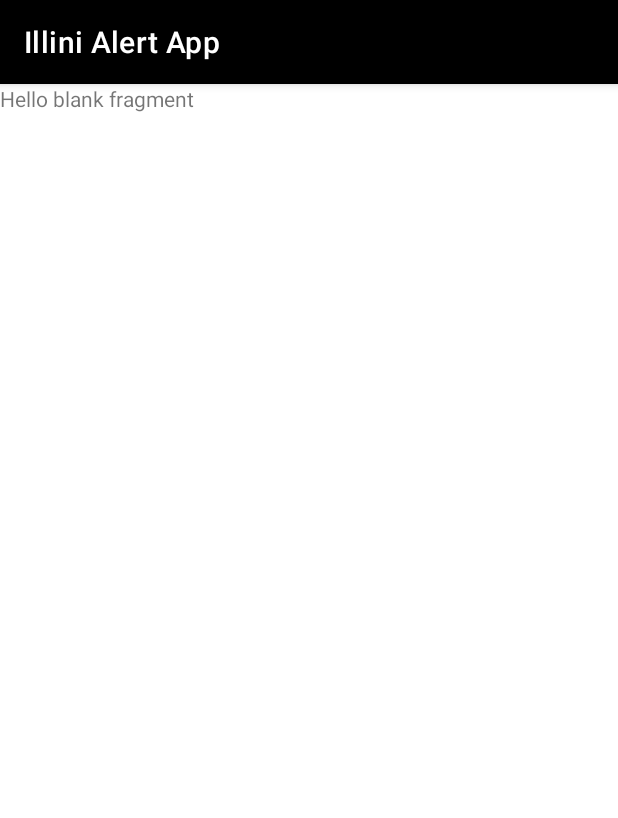
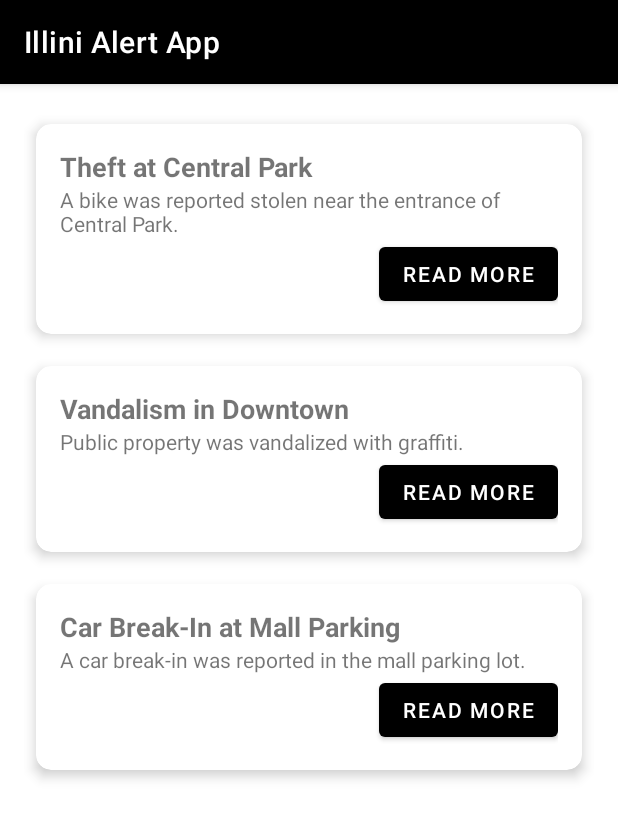
Before and after one commit to elliechang144/cs465-project, an Android app: the fragment DataFragment shown on its own in the app's theme, on a phone screen of 412 x 824 dp. Shown: the top 818 px of the screen. Run offline under Robolectric (Android 15) with nearby library versions, the phone set to English and light mode, and no system bars.

Commit message:
added ab's changes

```diff
--- a/app/build.gradle.kts
+++ b/app/build.gradle.kts
@@ -36,4 +36,9 @@ dependencies {
     testImplementation("junit:junit:4.13.2")
     androidTestImplementation("androidx.test.ext:junit:1.1.5")
     androidTestImplementation("androidx.test.espresso:espresso-core:3.5.1")
+
+    implementation("com.google.android.gms:play-services-maps:18.2.0")
+    implementation("com.squareup.retrofit2:retrofit:2.9.0")
+    implementation("com.squareup.retrofit2:converter-gson:2.9.0")
+    implementation("com.google.code.gson:gson:2.8.6")
 }
--- a/app/src/main/AndroidManifest.xml
+++ b/app/src/main/AndroidManifest.xml
@@ -5,6 +5,7 @@
     <uses-feature
         android:name="android.hardware.telephony"
         android:required="false" />
+    <uses-permission android:name="android.permission.INTERNET" />
     <uses-permission android:name="android.permission.CALL_PHONE" />
 
     <application
@@ -26,6 +27,9 @@
                 <category android:name="android.intent.category.LAUNCHER" />
             </intent-filter>
         </activity>
+        <meta-data
+            android:name="com.google.android.geo.API_KEY"
+            android:value="AIzaSyBQGVifqCkhUcrU9Tcp3An_kKg8FjJJENM"/>
     </application>
 
 </manifest>
--- a/app/src/main/java/com/example/illinialertapp/DataFragment.java
+++ b/app/src/main/java/com/example/illinialertapp/DataFragment.java
@@ -1,64 +1,49 @@
 package com.example.illinialertapp;
 
 import android.os.Bundle;
-
-import androidx.fragment.app.Fragment;
-
 import android.view.LayoutInflater;
 import android.view.View;
 import android.view.ViewGroup;
+import android.widget.Toast;
+import androidx.annotation.NonNull;
+import androidx.annotation.Nullable;
+import androidx.fragment.app.Fragment;
+import androidx.recyclerview.widget.LinearLayoutManager;
+import androidx.recyclerview.widget.RecyclerView;
+import java.util.List;
 
-/**
- * A simple {@link Fragment} subclass.
- * Use the {@link DataFragment#newInstance} factory method to
- * create an instance of this fragment.
- */
 public class DataFragment extends Fragment {
 
-    // TODO: Rename parameter arguments, choose names that match
-    // the fragment initialization parameters, e.g. ARG_ITEM_NUMBER
-    private static final String ARG_PARAM1 = "param1";
-    private static final String ARG_PARAM2 = "param2";
-
-    // TODO: Rename and change types of parameters
-    private String mParam1;
-    private String mParam2;
-
-    public DataFragment() {
-        // Required empty public constructor
-    }
-
-    /**
-     * Use this factory method to create a new instance of
-     * this fragment using the provided parameters.
-     *
-     * @param param1 Parameter 1.
-     * @param param2 Parameter 2.
-     * @return A new instance of fragment DataFragment.
-     */
-    // TODO: Rename and change types and number of parameters
-    public static DataFragment newInstance(String param1, String param2) {
-        DataFragment fragment = new DataFragment();
-        Bundle args = new Bundle();
-        args.putString(ARG_PARAM1, param1);
-        args.putString(ARG_PARAM2, param2);
-        fragment.setArguments(args);
-        return fragment;
-    }
+    private RecyclerView recyclerView;
+    private IncidentsAdapter adapter;
 
     @Override
-    public void onCreate(Bundle savedInstanceState) {
-        super.onCreate(savedInstanceState);
-        if (getArguments() != null) {
-            mParam1 = getArguments().getString(ARG_PARAM1);
-            mParam2 = getArguments().getString(ARG_PARAM2);
-        }
-    }
+    public View onCreateView(LayoutInflater inflater, ViewGroup container, Bundle savedInstanceState) {
+        View view = inflater.inflate(R.layout.manager, container, false);
 
-    @Override
-    public View onCreateView(LayoutInflater inflater, ViewGroup container,
-                             Bundle savedInstanceState) {
-        // Inflate the layout for this fragment
-        return inflater.inflate(R.layout.fragment_data, container, false);
+        // Initialize RecyclerView
+        recyclerView = view.findViewById(R.id.recyclerView);
+        recyclerView.setLayoutManager(new LinearLayoutManager(getActivity()));
+
+        // Get the list of hardcoded incidents
+        List<Incident> incidents = DataManager.getHardcodedIncidents();
+
+        // Initialize the adapter with the incidents list
+        adapter = new IncidentsAdapter(incidents);
+
+        // Set the click listener for the adapter
+        adapter.setOnItemClickListener(new IncidentsAdapter.OnItemClickListener() {
+            @Override
+            public void onReadMoreClick(Incident incident) {
+                // Handle the "Read More" button click
+                // For example, display a Toast or open a new activity with incident details
+                Toast.makeText(getActivity(), "Read More about: " + incident.getTitle(), Toast.LENGTH_SHORT).show();
+            }
+        });
+
+        // Set the adapter on the RecyclerView
+        recyclerView.setAdapter(adapter);
+
+        return view;
     }
 }
--- /dev/null
+++ b/app/src/main/java/com/example/illinialertapp/DataManager.java
@@ -0,0 +1,19 @@
+package com.example.illinialertapp;
+
+import java.util.ArrayList;
+import java.util.List;
+
+public class DataManager {
+
+    public static List<Incident> getHardcodedIncidents() {
+        List<Incident> incidents = new ArrayList<>();
+
+        // Add some hardcoded incidents
+        incidents.add(new Incident("1", "Theft at Central Park", "A bike was reported stolen near the entrance of Central Park.", 40.785091, -73.968285, "2023-03-15"));
+        incidents.add(new Incident("2", "Vandalism in Downtown", "Public property was vandalized with graffiti.", 34.052235, -118.243683, "2023-03-16"));
+        incidents.add(new Incident("3", "Car Break-In at Mall Parking", "A car break-in was reported in the mall parking lot.", 37.774929, -122.419416, "2023-03-17"));
+        // More incidents can be added here
+
+        return incidents;
+    }
+}
--- /dev/null
+++ b/app/src/main/java/com/example/illinialertapp/Incident.java
@@ -0,0 +1,70 @@
+package com.example.illinialertapp;
+
+public class Incident {
+    private String id;
+    private String title;
+    private String description;
+    private double latitude;
+    private double longitude;
+    private String date; // You can use more specific date types if needed
+
+    // Constructor
+    public Incident(String id, String title, String description, double latitude, double longitude, String date) {
+        this.id = id;
+        this.title = title;
+        this.description = description;
+        this.latitude = latitude;
+        this.longitude = longitude;
+        this.date = date;
+    }
+
+    // Getters
+    public String getId() {
+        return id;
+    }
+
+    public String getTitle() {
+        return title;
+    }
+
+    public String getDescription() {
+        return description;
+    }
+
+    public double getLatitude() {
+        return latitude;
+    }
+
+    public double getLongitude() {
+        return longitude;
+    }
+
+    public String getDate() {
+        return date;
+    }
+
+    // Setters
+    public void setId(String id) {
+        this.id = id;
+    }
+
+    public void setTitle(String title) {
+        this.title = title;
+    }
+
+    public void setDescription(String description) {
+        this.description = description;
+    }
+
+    public void setLatitude(double latitude) {
+        this.latitude = latitude;
+    }
+
+    public void setLongitude(double longitude) {
+        this.longitude = longitude;
+    }
+
+    public void setDate(String date) {
+        this.date = date;
+    }
+}
--- /dev/null
+++ b/app/src/main/java/com/example/illinialertapp/IncidentsAdapter.java
@@ -0,0 +1,75 @@
+package com.example.illinialertapp;
+
+import android.view.LayoutInflater;
+import android.view.View;
+import android.view.ViewGroup;
+import android.widget.Button;
+import android.widget.TextView;
+import androidx.annotation.NonNull;
+import androidx.recyclerview.widget.RecyclerView;
+import java.util.List;
+
+public class IncidentsAdapter extends RecyclerView.Adapter<IncidentsAdapter.ViewHolder> {
+
+    private List<Incident> incidentList;
+    private OnItemClickListener listener;
+
+    // Constructor
+    public IncidentsAdapter(List<Incident> incidentList) {
+        this.incidentList = incidentList;
+    }
+
+    // Interface for click listener
+    public interface OnItemClickListener {
+        void onReadMoreClick(Incident incident);
+    }
+
+    // Method to set the listener
+    public void setOnItemClickListener(OnItemClickListener listener) {
+        this.listener = listener;
+    }
+
+    @NonNull
+    @Override
+    public ViewHolder onCreateViewHolder(@NonNull ViewGroup parent, int viewType) {
+        View view = LayoutInflater.from(parent.getContext()).inflate(R.layout.fragment_data, parent, false);
+        return new ViewHolder(view);
+    }
+
+    @Override
+    public void onBindViewHolder(@NonNull ViewHolder holder, int position) {
+        Incident incident = incidentList.get(position);
+        holder.titleTextView.setText(incident.getTitle());
+        holder.descriptionTextView.setText(incident.getDescription());
+    }
+
+    @Override
+    public int getItemCount() {
+        return incidentList.size();
+    }
+
+    // ViewHolder class
+    public class ViewHolder extends RecyclerView.ViewHolder {
+        TextView titleTextView;
+        TextView descriptionTextView;
+        Button readMoreButton;
+
+        public ViewHolder(View itemView) {
+            super(itemView);
+            titleTextView = itemView.findViewById(R.id.textViewTitle);
+            descriptionTextView = itemView.findViewById(R.id.textViewDescription);
+            readMoreButton = itemView.findViewById(R.id.readMoreButton);
+
+            // Set the click listener for the "Read More" button
+            readMoreButton.setOnClickListener(new View.OnClickListener() {
+                @Override
+                public void onClick(View v) {
+                    int position = getAdapterPosition();
+                    if (position != RecyclerView.NO_POSITION && listener != null) {
+                        listener.onReadMoreClick(incidentList.get(position));
+                    }
+                }
+            });
+        }
+    }
+}
--- a/app/src/main/java/com/example/illinialertapp/MainActivity.java
+++ b/app/src/main/java/com/example/illinialertapp/MainActivity.java
@@ -30,7 +30,7 @@ public class MainActivity extends AppCompatActivity
     @Override
     public boolean onNavigationItemSelected(@NonNull MenuItem item) {
         int itemId = item.getItemId();
-        if (itemId == R.id.home) { // edit, since no one will click home from the home page
+        if (itemId == R.id.home) {
             getSupportFragmentManager()
                     .beginTransaction()
                     .replace(R.id.flFragment, homeFragment)
--- a/app/src/main/res/layout/fragment_data.xml
+++ b/app/src/main/res/layout/fragment_data.xml
@@ -1,14 +1,39 @@
 <?xml version="1.0" encoding="utf-8"?>
-<FrameLayout xmlns:android="http://schemas.android.com/apk/res/android"
-    xmlns:tools="http://schemas.android.com/tools"
+<androidx.cardview.widget.CardView
+    xmlns:android="http://schemas.android.com/apk/res/android"
+    xmlns:app="http://schemas.android.com/apk/res-auto"
     android:layout_width="match_parent"
-    android:layout_height="match_parent"
-    tools:context=".DataFragment">
+    android:layout_height="wrap_content"
+    app:cardCornerRadius="10dp"
+    app:cardElevation="5dp"
+    app:cardUseCompatPadding="true">
 
-    <!-- TODO: Update blank fragment layout -->
-    <TextView
+    <LinearLayout
         android:layout_width="match_parent"
-        android:layout_height="match_parent"
-        android:text="@string/hello_blank_fragment" />
+        android:layout_height="wrap_content"
+        android:orientation="vertical"
+        android:padding="16dp">
 
-</FrameLayout>
+        <TextView
+            android:id="@+id/textViewTitle"
+            android:layout_width="match_parent"
+            android:layout_height="wrap_content"
+            android:textSize="18sp"
+            android:textStyle="bold"
+            android:text="Incident Title" />
+
+        <TextView
+            android:id="@+id/textViewDescription"
+            android:layout_width="match_parent"
+            android:layout_height="wrap_content"
+            android:textSize="14sp"
+            android:text="Incident Description" />
+
+        <com.google.android.material.button.MaterialButton
+            android:id="@+id/readMoreButton"
+            android:layout_width="wrap_content"
+            android:layout_height="wrap_content"
+            android:text="Read More"
+            android:layout_gravity="end"/>
+    </LinearLayout>
+</androidx.cardview.widget.CardView>
--- /dev/null
+++ b/app/src/main/res/layout/manager.xml
@@ -0,0 +1,15 @@
+<?xml version="1.0" encoding="utf-8"?>
+<androidx.constraintlayout.widget.ConstraintLayout xmlns:android="http://schemas.android.com/apk/res/android"
+    xmlns:app="http://schemas.android.com/apk/res-auto"
+    xmlns:tools="http://schemas.android.com/tools"
+    android:layout_width="match_parent"
+    android:layout_height="match_parent"
+    tools:context=".DataFragment">
+
+    <androidx.recyclerview.widget.RecyclerView
+        android:id="@+id/recyclerView"
+        android:layout_width="match_parent"
+        android:layout_height="match_parent"
+        android:padding="16dp"/>
+
+</androidx.constraintlayout.widget.ConstraintLayout>
```
